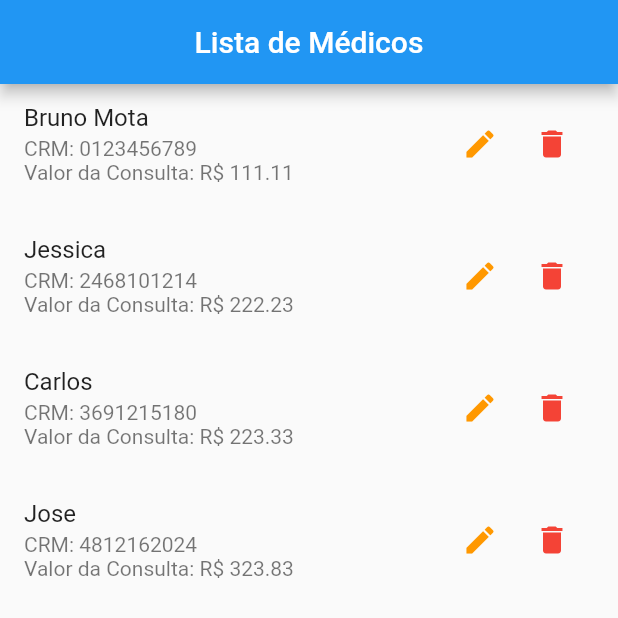
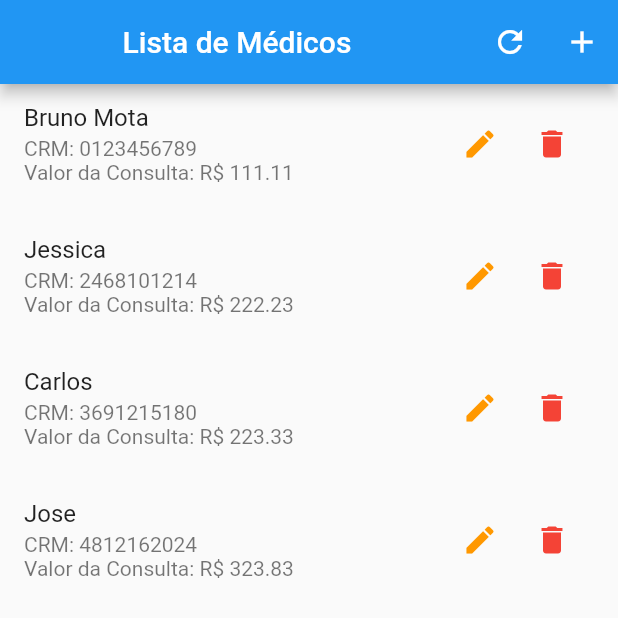
Before and after one commit to brunomotaoliveira/app-cadastro-medico, a Flutter app: the screen it shows after launch, on a phone screen of 412 x 824 dp, the top half of it. Run offline on Flutter 3.47's test engine with Material 2 defaults, Android fonts, the phone set to English and light mode, and no system bars.

Commit message:
botoes adicionar e atualizar

```diff
--- a/lib/views/user_list_medico.dart
+++ b/lib/views/user_list_medico.dart
@@ -12,6 +12,16 @@ class ListaMedico extends StatelessWidget {
     return Scaffold(
       appBar: AppBar(
         title: Center(child: Text('Lista de Médicos')),
+        actions: <Widget>[
+          IconButton(
+            onPressed: () {},
+            icon: Icon(Icons.refresh),
+          ),
+          IconButton(
+            onPressed: () {},
+            icon: Icon(Icons.add),
+          ),
+        ],
       ),
       body: ListView.builder(
         itemCount: medicos.length,
```
